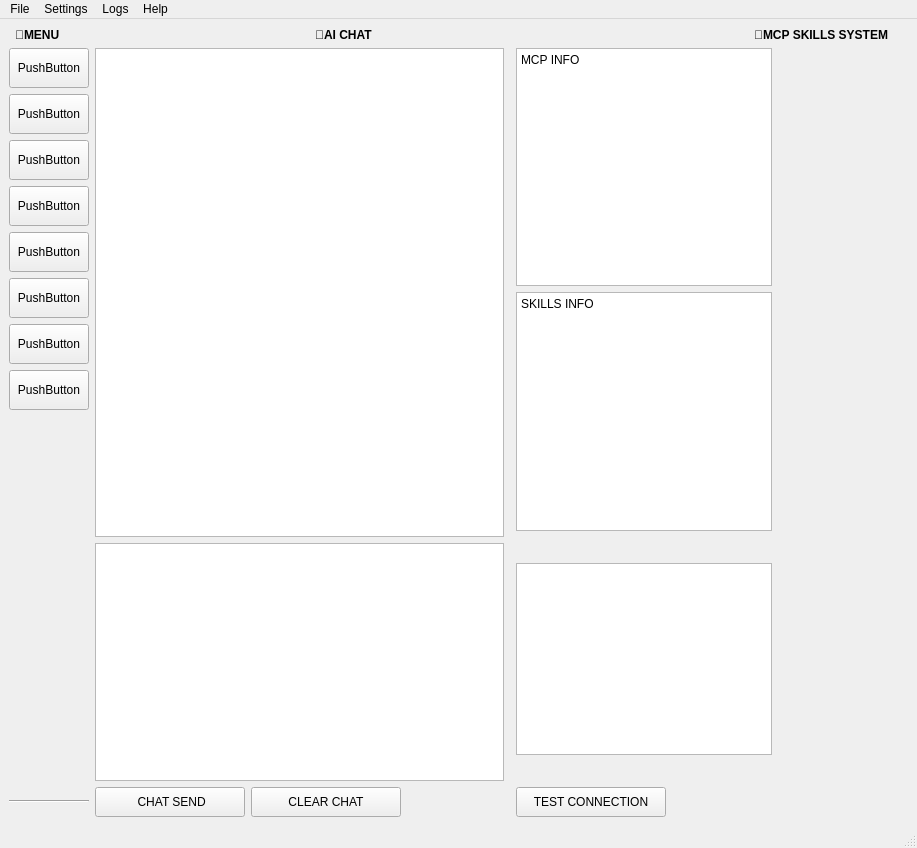
Qt form mainWindow.ui (13692277450/MCP_Server_Learning_weather) before a commit.
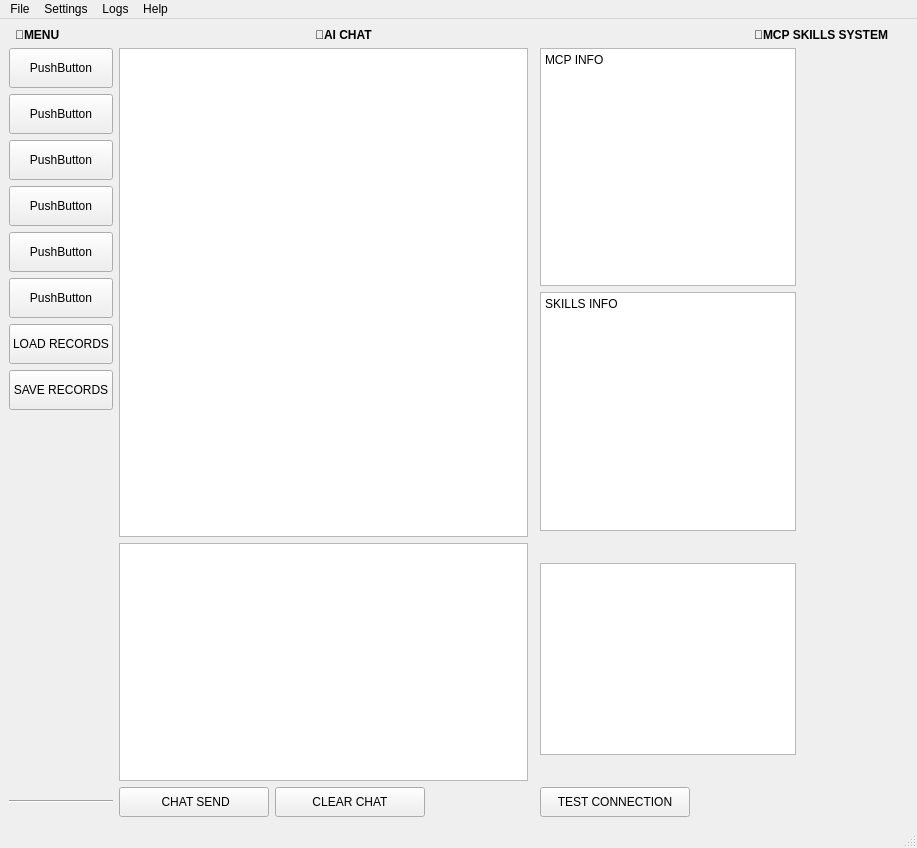
The same form after that commit. Icons and pictures are not drawn.

The edit to the form file:
```diff
--- a/mainWindow.ui
+++ b/mainWindow.ui
@@ -107,7 +107,7 @@
          </size>
         </property>
         <property name="text">
-         <string>PushButton</string>
+         <string>LOAD RECORDS</string>
         </property>
        </widget>
       </item>
@@ -120,7 +120,7 @@
          </size>
         </property>
         <property name="text">
-         <string>PushButton</string>
+         <string>SAVE RECORDS</string>
         </property>
        </widget>
       </item>
```
Left out of the diff: 2 changed lines with no effect on the pictures.
